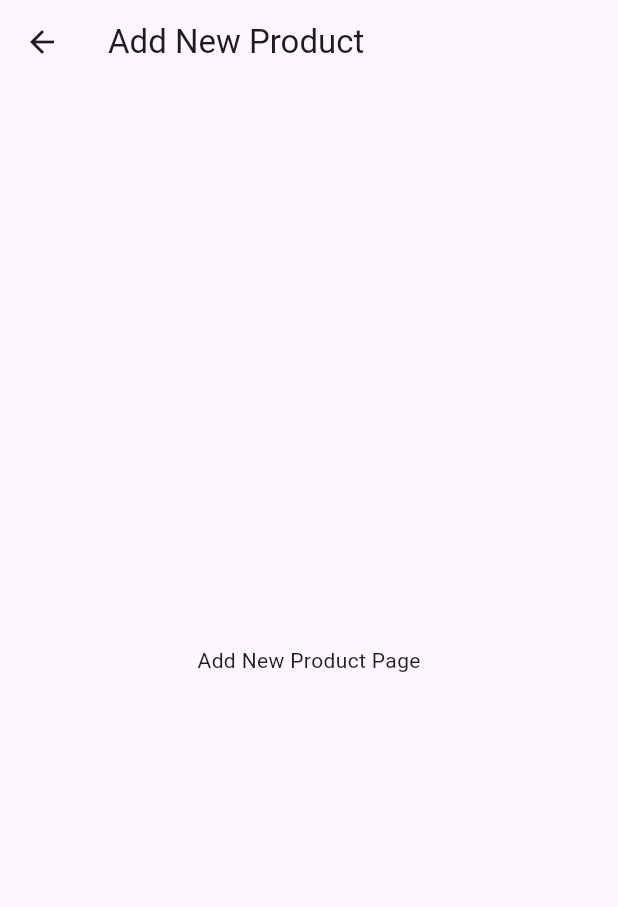
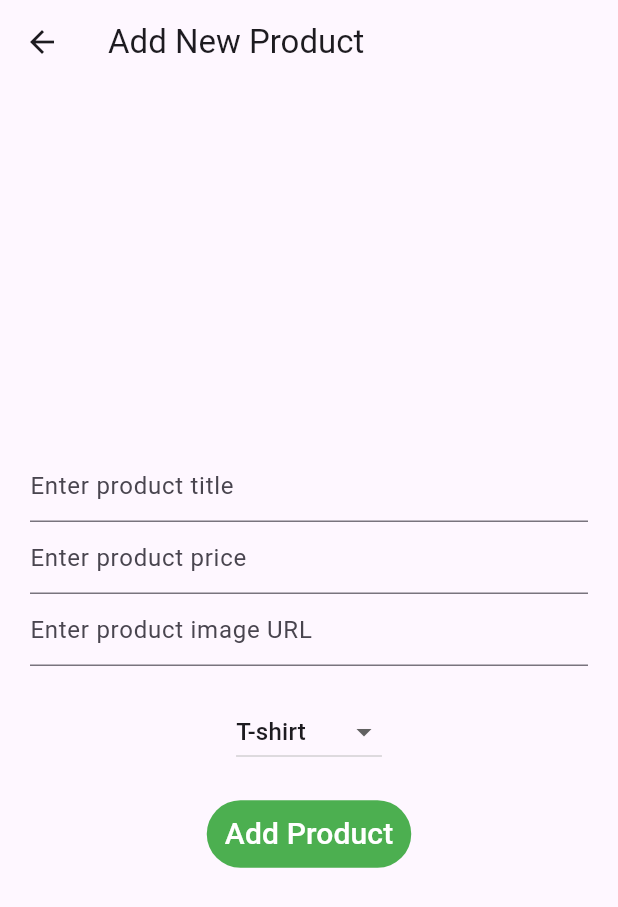
Before and after one commit to batirniyaz/Online-Shopping-App, a Flutter app: the AddNewProductPage screen opened by its route, on a phone screen of 412 x 824 dp. Shown: the top 907 px of the screen. Run offline on Flutter 3.47's test engine with Material 3 defaults, Android fonts, the phone set to English and light mode, and no system bars; our stand-ins replace go_router; network calls fail; key blocks and very long unbroken strings in the code were emptied for the run.

Commit message:
configure AddNewProductPage from zero to hero

```diff
--- a/lib/pages/AddNewProductPage.dart
+++ b/lib/pages/AddNewProductPage.dart
@@ -1,8 +1,27 @@
 import 'package:flutter/material.dart';
 import 'package:go_router/go_router.dart';
+import 'package:online_shop/models/Product.dart';
+import 'package:online_shop/products.dart';
 
-class AddNewProductPage extends StatelessWidget {
+class AddNewProductPage extends StatefulWidget {
+
   AddNewProductPage({Key? key}) : super(key: key);
+
+  @override
+  State<AddNewProductPage> createState() => _AddNewProductPageState();
+}
+
+class _AddNewProductPageState extends State<AddNewProductPage> {
+  final TextEditingController nameController = TextEditingController();
+  final TextEditingController priceController = TextEditingController();
+  final TextEditingController imageUrlController = TextEditingController();
+
+  bool isFilled = false;
+
+  String _dropdownValue = "T-shirt";
+
+  var categories = ["T-shirt", "Car", "Fruit", "Vegetable", "Phone"];
+
 
   @override
   Widget build(BuildContext context) {
@@ -11,13 +30,85 @@ class AddNewProductPage extends StatelessWidget {
         leading: IconButton(
           icon: Icon(Icons.arrow_back),
           onPressed: () {
-            context.go("/home");
+            context.push("/");
           },
         ),
         title: Text('Add New Product'),
       ),
-      body: Center(
-        child: Text('Add New Product Page'),
+      body: Padding(
+        padding: const EdgeInsets.all(20.0),
+        child: Column(
+          mainAxisAlignment: MainAxisAlignment.center,
+          children: [
+            TextField(
+              controller: nameController,
+              decoration: InputDecoration(
+                hintText: 'Enter product title',
+              ),
+            ),
+            TextField(
+              controller: priceController,
+              decoration: InputDecoration(
+                hintText: 'Enter product price',
+              ),
+            ),
+            TextField(
+              controller: imageUrlController,
+              decoration: InputDecoration(
+                hintText: 'Enter product image URL',
+              ),
+            ),
+            Padding(padding: EdgeInsets.all(10.0),),
+            DropdownButton(
+              items: categories.map((String category) {
+                return DropdownMenuItem(
+                  value: category,
+                  child: Text(category),
+                );
+              }).toList(),
+              onChanged: (String? value) {
+                setState(() {
+                  _dropdownValue = value!;
+                });
+              },
+              value: _dropdownValue,
+            ),
+            Padding(padding: EdgeInsets.all(10.0),),
+            Visibility(
+              child: Text(
+              "Please fill all fields",
+              style: TextStyle(color: Colors.red),
+              ),
+              visible: isFilled,),
+            TextButton(
+              style: TextButton.styleFrom(
+                backgroundColor: Colors.green,),
+              onPressed: () {
+                if (nameController.text.isNotEmpty &&
+                    priceController.text.isNotEmpty &&
+                    imageUrlController.text.isNotEmpty &&
+                    _dropdownValue.isNotEmpty) {
+                  Product product = Product(
+                    name: nameController.text,
+                    price: double.parse(priceController.text),
+                    imageUrl: imageUrlController.text,
+                    description: _dropdownValue,
+                  );
+                  products.insert(0, product);
+                  context.go('/');
+                } else {
+                  setState(() {
+                    isFilled = true;
+                  });
+                }
+              },
+              child: Text(
+                'Add Product',
+                style: TextStyle(color: Colors.white, fontSize: 20.0),
+                ),
+            ),
+          ],
+        ),
       ),
     );
   }
```
